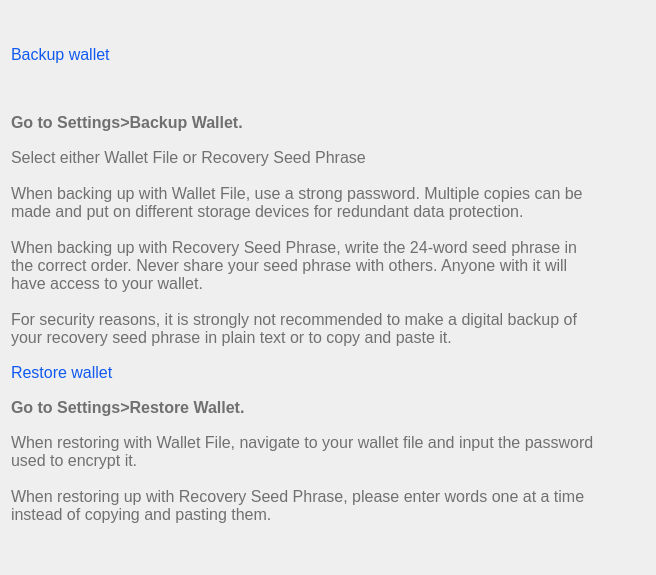
Old version of the form src/qt/veil/forms/settingsfaq03.ui in the repository Veil-Project/veil.
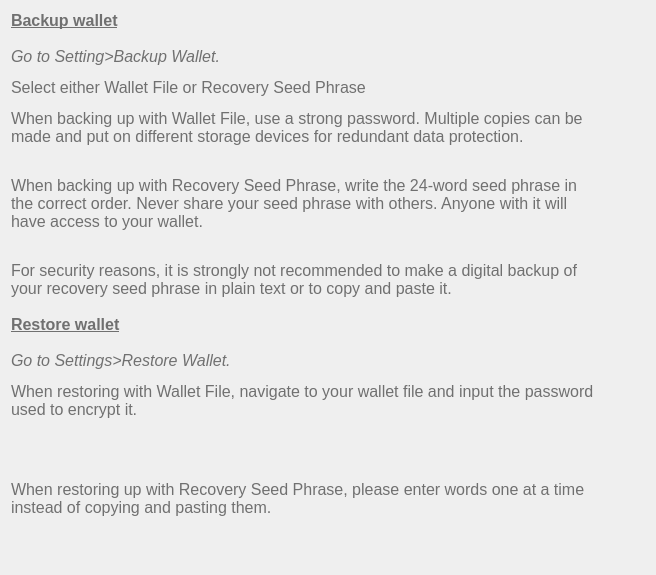
New version of the form.

The edit to the form file:
```diff
--- a/src/qt/veil/forms/settingsfaq03.ui
+++ b/src/qt/veil/forms/settingsfaq03.ui
@@ -17,84 +17,18 @@
    <string notr="true">font-size:16px;
 color:#707070;</string>
   </property>
-  <layout class="QVBoxLayout" name="verticalLayout" stretch="1,0">
+  <layout class="QVBoxLayout" name="verticalLayout" stretch="0">
    <property name="rightMargin">
     <number>60</number>
    </property>
-   <item>
-    <widget class="QLabel" name="label_3">
+   <item alignment="Qt::AlignTop">
+    <widget class="QLabel" name="label2">
      <property name="styleSheet">
-      <string notr="true">color:#105aef;</string>
+      <string notr="true">font-weight:200;</string>
      </property>
      <property name="text">
-      <string>Backup wallet</string>
+      <string>&lt;html&gt;&lt;head/&gt;&lt;body&gt;&lt;p&gt;&lt;span style=&quot; font-size:12pt; font-weight:600; text-decoration: underline;&quot;&gt;Backup wallet&lt;/span&gt;&lt;span style=&quot; font-size:12pt; text-decoration: underline;&quot;&gt;&lt;br/&gt;&lt;/span&gt;&lt;span style=&quot; font-size:12pt; font-weight:400; font-style:italic;&quot;&gt;&lt;br/&gt;&lt;/span&gt;&lt;span style=&quot; font-size:12pt; font-style:italic;&quot;&gt;Go to Setting&amp;gt;Backup Wallet.&lt;/span&gt;&lt;/p&gt;&lt;p&gt;&lt;span style=&quot; font-size:12pt; font-weight:400;&quot;&gt;Select either Wallet File or Recovery Seed Phrase&lt;/span&gt;&lt;/p&gt;&lt;p&gt;&lt;span style=&quot; font-size:12pt; font-weight:400;&quot;&gt;When backing up with Wallet File, use a strong password. Multiple copies can be made and put on different storage devices for redundant data protection.&lt;br/&gt;&lt;/span&gt;&lt;/p&gt;&lt;p&gt;&lt;span style=&quot; font-size:12pt; font-weight:400;&quot;&gt;When backing up with Recovery Seed Phrase, write the 24-word seed phrase in the correct order. Never share your seed phrase with others. Anyone with it will have access to your wallet.&lt;br/&gt;&lt;/span&gt;&lt;/p&gt;&lt;p&gt;&lt;span style=&quot; font-size:12pt; font-weight:400;&quot;&gt;For security reasons, it is strongly not recommended to make a digital backup of your recovery seed phrase in plain text or to copy and paste it.&lt;br/&gt;&lt;br/&gt;&lt;/span&gt;&lt;span style=&quot; font-size:12pt; font-weight:600; text-decoration: underline;&quot;&gt;Restore wallet&lt;/span&gt;&lt;span style=&quot; font-size:12pt; text-decoration: underline;&quot;&gt;&lt;br/&gt;&lt;br/&gt;&lt;/span&gt;&lt;span style=&quot; font-size:12pt; font-style:italic;&quot;&gt;Go to Settings&amp;gt;Restore Wallet.&lt;/span&gt;&lt;/p&gt;&lt;p&gt;&lt;span style=&quot; font-size:12pt; font-weight:400;&quot;&gt;When restoring with Wallet File, navigate to your wallet file and input the password used to encrypt it.&lt;/span&gt;&lt;/p&gt;&lt;p&gt;&lt;br/&gt;&lt;/p&gt;&lt;p&gt;&lt;span style=&quot; font-size:12pt; font-weight:400;&quot;&gt;When restoring up with Recovery Seed Phrase, please enter words one at a time instead of copying and pasting them.&lt;/span&gt;&lt;/p&gt;&lt;/body&gt;&lt;/html&gt;</string>
      </property>
-    </widget>
-   </item>
-   <item>
-    <spacer name="verticalSpacer_5">
-     <property name="orientation">
-      <enum>Qt::Vertical</enum>
-     </property>
-     <property name="sizeType">
-      <enum>QSizePolicy::Fixed</enum>
-     </property>
-     <property name="sizeHint" stdset="0">
-      <size>
-       <width>20</width>
-       <height>10</height>
-      </size>
-     </property>
-    </spacer>
-   </item>
-   <item>
-    <widget class="QLabel" name="label">
-     <property name="styleSheet">
-      <string notr="true">font-weight:bold;
-font-size:16px;</string>
-     </property>
-     <property name="text">
-      <string>Go to Settings&gt;Backup Wallet.</string>
-     </property>
-    </widget>
-   </item>
-   <item>
-    <spacer name="verticalSpacer_2">
-     <property name="orientation">
-      <enum>Qt::Vertical</enum>
-     </property>
-     <property name="sizeType">
-      <enum>QSizePolicy::Fixed</enum>
-     </property>
-     <property name="sizeHint" stdset="0">
-      <size>
-       <width>20</width>
-       <height>10</height>
-      </size>
-     </property>
-    </spacer>
-   </item>
-   <item alignment="Qt::AlignLeft|Qt::AlignTop">
-    <widget class="QLabel" name="label_2">
-     <property name="minimumSize">
-      <size>
-       <width>0</width>
-       <height>0</height>
-      </size>
-     </property>
-     <property name="styleSheet">
-      <string notr="true">font-weight:200;
-font-size:16px;</string>
-     </property>
-     <property name="text">
-      <string>Select either Wallet File or Recovery Seed Phrase
-
-When backing up with Wallet File, use a strong password. Multiple copies can be made and put on different storage devices for redundant data protection.
-
-When backing up with Recovery Seed Phrase, write the 24-word seed phrase in the correct order. Never share your seed phrase with others. Anyone with it will have access to your wallet.
-
-For security reasons, it is strongly not recommended to make a digital backup of your recovery seed phrase in plain text or to copy and paste it.</string>
-     </property>
      <property name="alignment">
       <set>Qt::AlignLeading|Qt::AlignLeft|Qt::AlignTop</set>
      </property>
@@ -103,113 +37,6 @@
      </property>
     </widget>
    </item>
-   <item>
-    <spacer name="verticalSpacer_3">
-     <property name="orientation">
-      <enum>Qt::Vertical</enum>
-     </property>
-     <property name="sizeType">
-      <enum>QSizePolicy::Fixed</enum>
-     </property>
-     <property name="sizeHint" stdset="0">
-      <size>
-       <width>20</width>
-       <height>10</height>
-      </size>
-     </property>
-    </spacer>
-   </item>
-   <item>
-    <widget class="QLabel" name="label_3">
-     <property name="styleSheet">
-      <string notr="true">color:#105aef;</string>
-     </property>
-     <property name="text">
-      <string>Restore wallet</string>
-     </property>
-    </widget>
-   </item>
-   <item>
-    <spacer name="verticalSpacer_4">
-     <property name="orientation">
-      <enum>Qt::Vertical</enum>
-     </property>
-     <property name="sizeType">
-      <enum>QSizePolicy::Fixed</enum>
-     </property>
-     <property name="sizeHint" stdset="0">
-      <size>
-       <width>20</width>
-       <height>10</height>
-      </size>
-     </property>
-    </spacer>
-   </item>
-   <item>
-    <widget class="QLabel" name="label">
-     <property name="styleSheet">
-      <string notr="true">font-weight:bold;
-font-size:16px;</string>
-     </property>
-     <property name="text">
-      <string>Go to Settings&gt;Restore Wallet.</string>
-     </property>
-    </widget>
-   </item>
-   <item>
-    <spacer name="verticalSpacer_2">
-     <property name="orientation">
-      <enum>Qt::Vertical</enum>
-     </property>
-     <property name="sizeType">
-      <enum>QSizePolicy::Fixed</enum>
-     </property>
-     <property name="sizeHint" stdset="0">
-      <size>
-       <width>20</width>
-       <height>10</height>
-      </size>
-     </property>
-    </spacer>
-   </item>
-   <item alignment="Qt::AlignLeft|Qt::AlignTop">
-    <widget class="QLabel" name="label_2">
-     <property name="minimumSize">
-      <size>
-       <width>0</width>
-       <height>0</height>
-      </size>
-     </property>
-     <property name="styleSheet">
-      <string notr="true">font-weight:200;
-font-size:16px;</string>
-     </property>
-     <property name="text">
-      <string>When restoring with Wallet File, navigate to your wallet file and input the password used to encrypt it.
-
-When restoring up with Recovery Seed Phrase, please enter words one at a time instead of copying and pasting them.</string>
-     </property>
-     <property name="alignment">
-      <set>Qt::AlignLeading|Qt::AlignLeft|Qt::AlignTop</set>
-     </property>
-     <property name="wordWrap">
-      <bool>true</bool>
-     </property>
-    </widget>
-   </item>
-   <item>
-    <spacer name="verticalSpacer">
-     <property name="orientation">
-      <enum>Qt::Vertical</enum>
-     </property>
-     <property name="sizeHint" stdset="0">
-      <size>
-       <width>20</width>
-       <height>40</height>
-      </size>
-     </property>
-    </spacer>
-   </item>
   </layout>
  </widget>
  <resources/>
```
